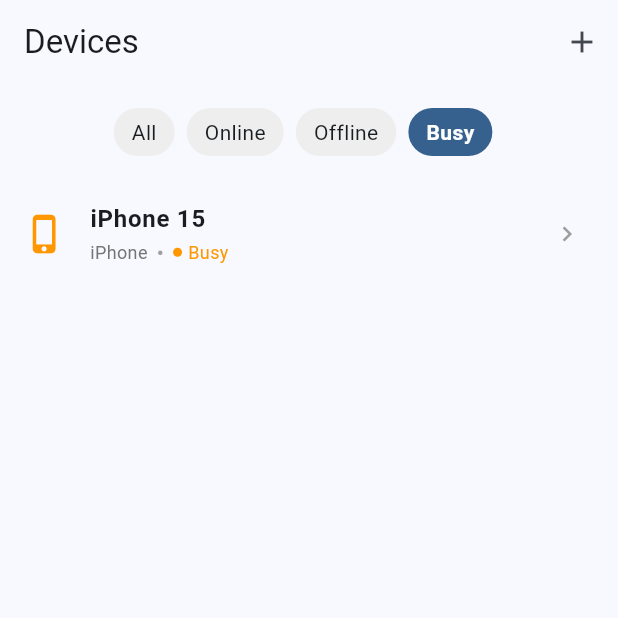
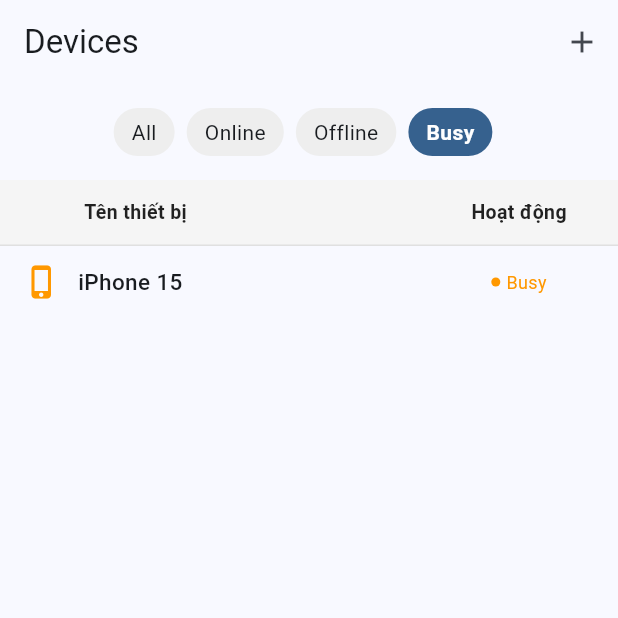
Before and after one commit to huuvinhnguyen/kvx, a Flutter app: the screen it shows after launch, after a tap on "Online", after a tap on "Offline", after a tap on "Busy", on a phone screen of 412 x 824 dp, the top half of it. Run offline on Flutter 3.47's test engine with Material 3 defaults, Android fonts, the phone set to English and light mode, and no system bars.

Commit message:
feat: add device detail screen and schedule entity
- Add device_detail_screen.dart with device information display
- Add schedule.dart entity for scheduling functionality
- Update device_list_screen.dart with navigation to detail
- Update device_row.dart widget for improved display

Made-with: Cursor

```diff
--- a/kvx_flutter/lib/presentation/screens/device_list_screen.dart
+++ b/kvx_flutter/lib/presentation/screens/device_list_screen.dart
@@ -5,6 +5,7 @@ import '../providers/device_provider.dart';
 import '../widgets/filter_bar.dart';
 import '../widgets/device_row.dart';
 import 'add_device_sheet.dart';
+import 'device_detail_screen.dart';
 
 class DeviceListScreen extends StatefulWidget {
   const DeviceListScreen({super.key});
@@ -58,9 +59,48 @@ class _DeviceListScreenState extends State<DeviceListScreen> {
                   onRefresh: provider.refresh,
                   child: provider.filteredDevices.isEmpty
                       ? _buildEmptyState()
-                      : ListView.separated(
+                      : Column(
+                          children: [
+                            Container(
+                              padding: const EdgeInsets.symmetric(horizontal: 16, vertical: 12),
+                              decoration: BoxDecoration(
+                                color: Colors.grey.shade100,
+                                border: Border(
+                                  bottom: BorderSide(color: Colors.grey.shade300),
+                                ),
+                              ),
+                              child: Row(
+                                children: [
+                                  const SizedBox(width: 40),
+                                  const Expanded(
+                                    child: Text(
+                                      'Tên thiết bị',
+                                      style: TextStyle(
+                                        fontWeight: FontWeight.w600,
+                                        fontSize: 13,
+                                        color: Colors.black87,
+                                      ),
+                                    ),
+                                  ),
+                                  Container(
+                                    width: 100,
+                                    alignment: Alignment.center,
+                                    child: const Text(
+                                      'Hoạt động',
+                                      style: TextStyle(
+                                        fontWeight: FontWeight.w600,
+                                        fontSize: 13,
+                                        color: Colors.black87,
+                                      ),
+                                    ),
+                                  ),
+                                ],
+                              ),
+                            ),
+                            Expanded(
+                              child: ListView.separated(
                                 itemCount: provider.filteredDevices.length,
-                          separatorBuilder: (_, index) => const Divider(height: 1),
+                                separatorBuilder: (_, index) => Divider(height: 1, color: Colors.grey.shade200),
                                 itemBuilder: (context, index) {
                                   final device = provider.filteredDevices[index];
                                   return Dismissible(
@@ -75,10 +115,20 @@ class _DeviceListScreenState extends State<DeviceListScreen> {
                                     onDismissed: (_) => provider.deleteDevice(device),
                                     child: DeviceRow(
                                       device: device,
-                                onTap: () => provider.toggleStatus(device),
+                                      onTap: () {
+                                        Navigator.push(
+                                          context,
+                                          MaterialPageRoute(
+                                            builder: (_) => DeviceDetailScreen(device: device),
                                           ),
                                         );
                                       },
+                                    ),
+                                  );
+                                },
+                              ),
+                            ),
+                          ],
                         ),
                 ),
               ),
--- a/kvx_flutter/lib/presentation/widgets/device_row.dart
+++ b/kvx_flutter/lib/presentation/widgets/device_row.dart
@@ -13,30 +13,37 @@ class DeviceRow extends StatelessWidget {
 
   @override
   Widget build(BuildContext context) {
-    return ListTile(
+    return InkWell(
       onTap: onTap,
-      leading: Icon(
+      child: Padding(
+        padding: const EdgeInsets.symmetric(horizontal: 16, vertical: 12),
+        child: Row(
+          children: [
+            Icon(
               device.type.icon,
-        size: 28,
+              size: 24,
               color: device.status.color,
             ),
-      title: Text(
+            const SizedBox(width: 12),
+            Expanded(
+              child: Text(
                 device.name,
-        style: const TextStyle(fontWeight: FontWeight.w600),
+                style: const TextStyle(
+                  fontWeight: FontWeight.w500,
+                  fontSize: 15,
                 ),
-      subtitle: Row(
-        children: [
-          Text(
-            device.type.displayName,
-            style: TextStyle(color: Colors.grey.shade600, fontSize: 12),
+                overflow: TextOverflow.ellipsis,
               ),
-          const SizedBox(width: 6),
-          const Text('•', style: TextStyle(color: Colors.grey)),
-          const SizedBox(width: 6),
-          StatusBadge(status: device.status),
+            ),
+            SizedBox(
+              width: 100,
+              child: Center(
+                child: StatusBadge(status: device.status),
+              ),
+            ),
           ],
         ),
-      trailing: const Icon(Icons.chevron_right, size: 20, color: Colors.grey),
+      ),
     );
   }
 }
```
Also changed, not shown: kvx_flutter/lib/domain/entities/schedule.dart (added, +50 -0 lines), kvx_flutter/lib/presentation/screens/device_detail_screen.dart (added, +402 -0 lines). Lines whose indentation alone changed are shown as unchanged.
